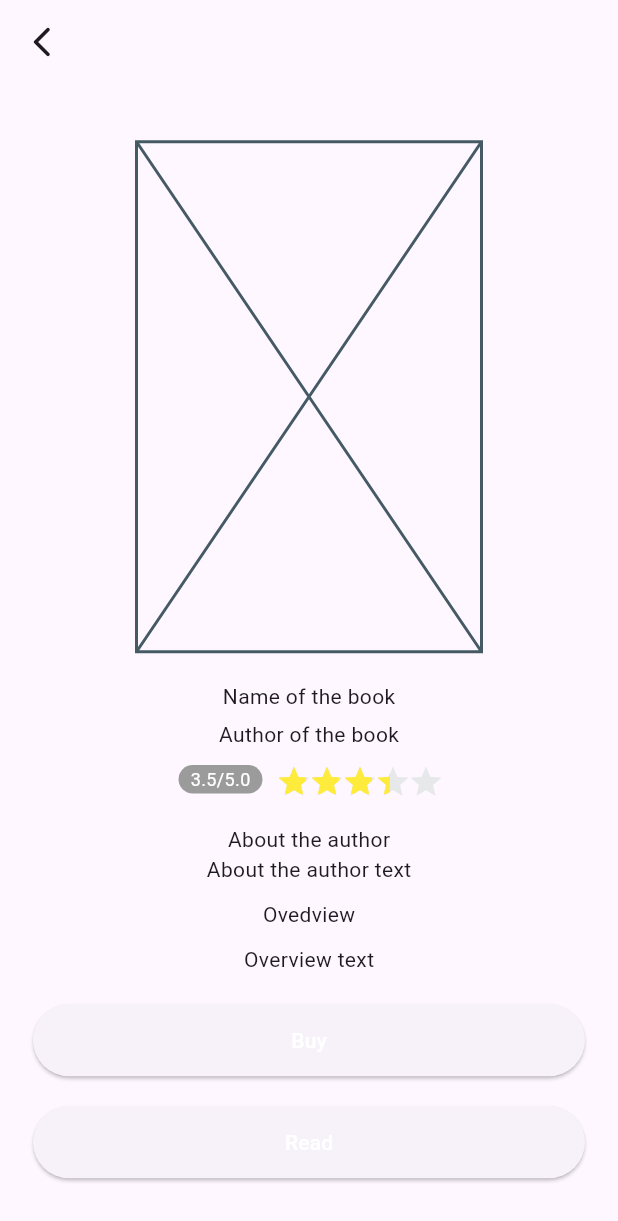
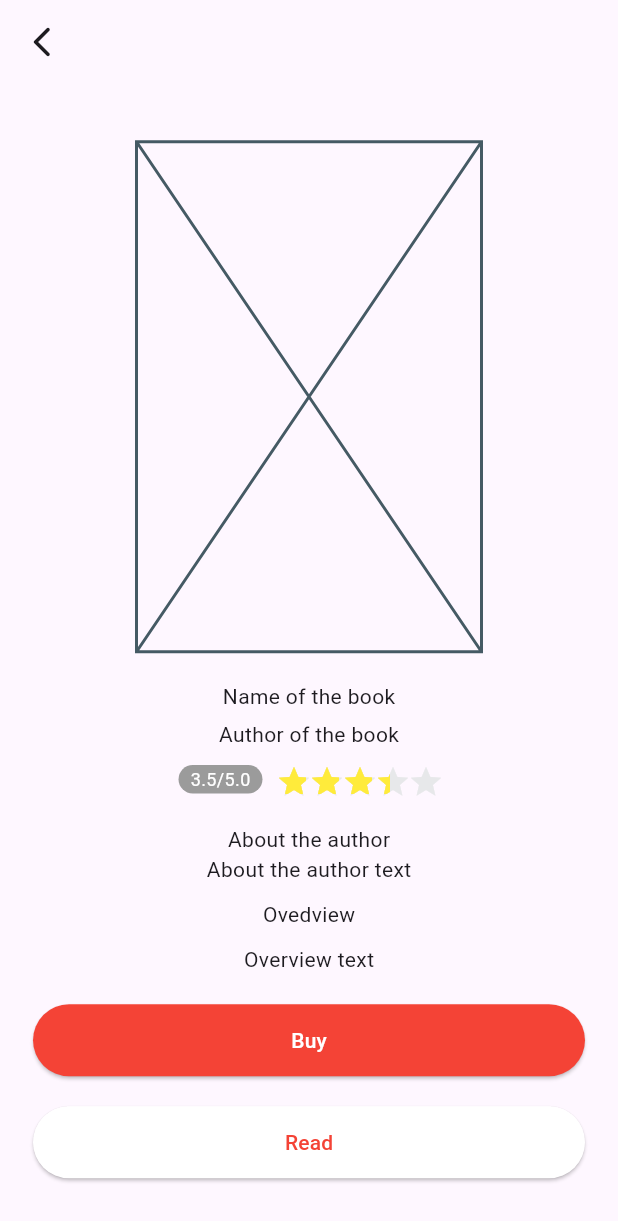
Before and after one commit to johnStuart00/OnlineLibrary, a Flutter app: the screen it shows after launch, on a phone screen of 412 x 824 dp. Shown: the top 1221 px of the screen. Run offline on Flutter 3.47's test engine with Material 3 defaults, Android fonts, the phone set to English and light mode, and no system bars; drawn by our look-alikes of flutter_rating_stars; our stand-ins replace get; generated files the repository leaves out were written again.

Commit message:
110320241123-read and buy page add button

```diff
--- a/lib/pages/read_and_buy_page/presentation/read_and_buy_page.dart
+++ b/lib/pages/read_and_buy_page/presentation/read_and_buy_page.dart
@@ -109,9 +109,9 @@ class _ReadAndBuyPageState extends State<ReadAndBuyPage> {
                 StyleButtonWidget(
                     buttonName: 'Read',
                     onTap: () {},
-                    buttonColor: Colors.red,
+                    buttonColor: Colors.white,
                     buttonBorderColor: Colors.white,
-                    buttonTextColor: Colors.white)
+                    buttonTextColor: Colors.red)
               ],
             ),
           ),
--- a/lib/widgets/style_button_widget.dart
+++ b/lib/widgets/style_button_widget.dart
@@ -20,6 +20,8 @@ class StyleButtonWidget extends StatelessWidget {
   Widget build(BuildContext context) {
     return ElevatedButton(
       onPressed: onTap,
+      style:
+          ButtonStyle(backgroundColor: MaterialStateProperty.all(buttonColor)),
       child: Padding(
         padding: const EdgeInsets.symmetric(vertical: 14),
         child: Center(
```
